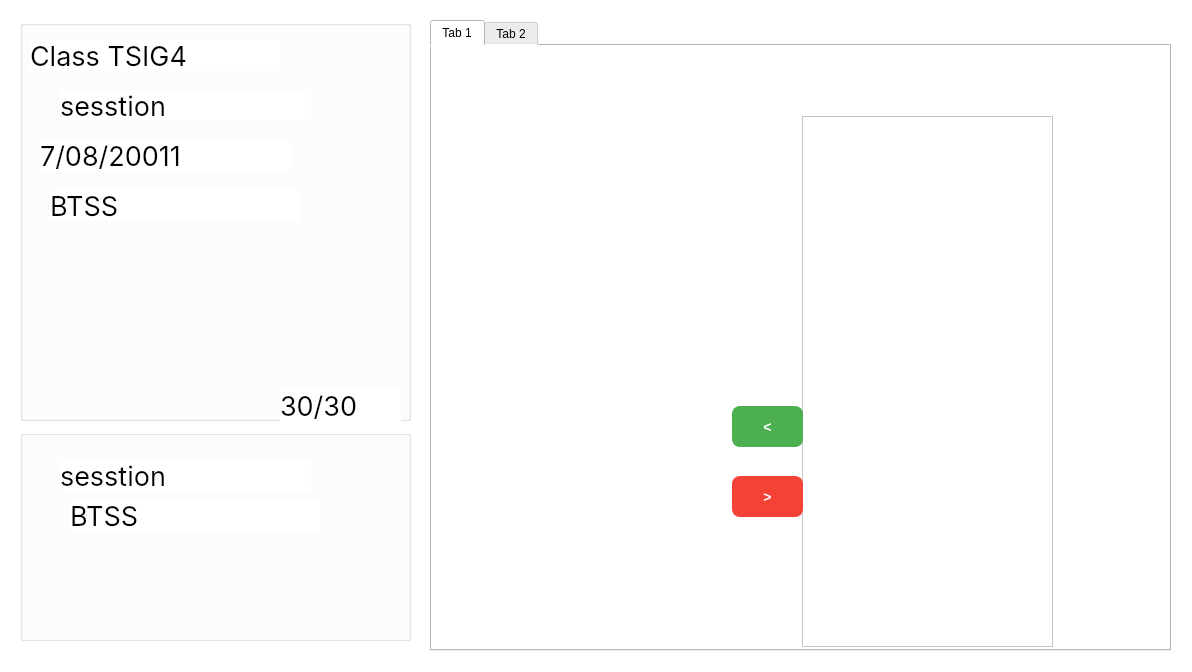
This is School_System/ui/EditClassDialog.ui in KasperJack/School-Management-System as Qt 5 draws it before an edit. The edited form follows.
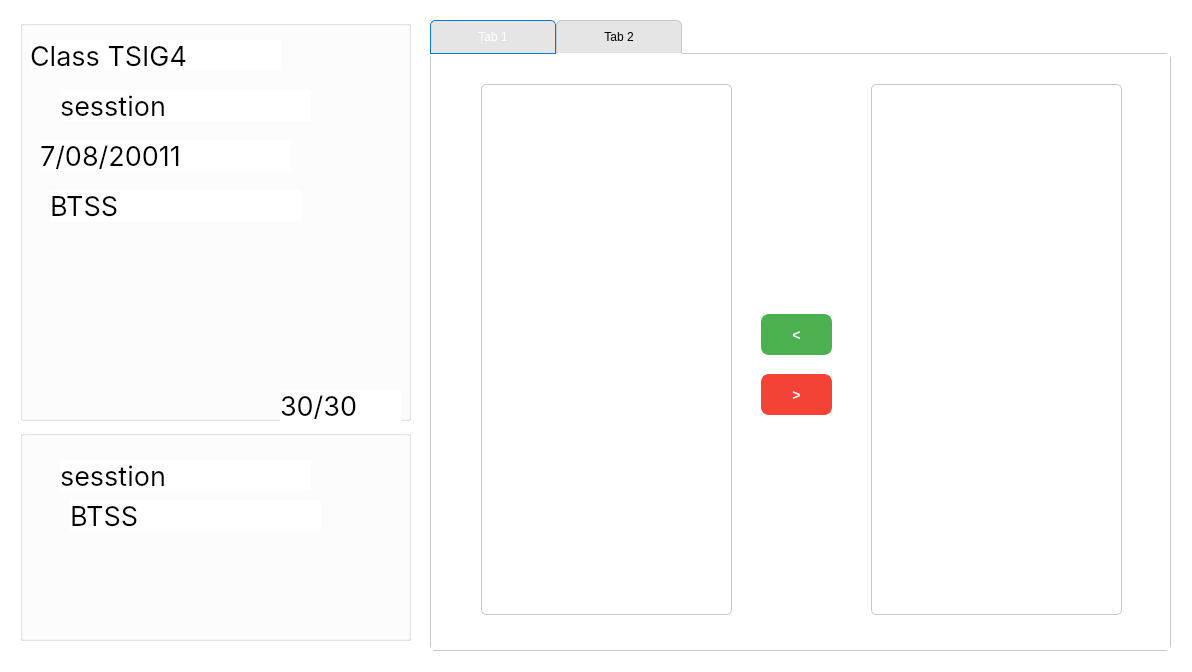
This is the edited form. The open tabs and pages were chosen to show the change.

```diff
--- a/School_System/ui/EditClassDialog.ui
+++ b/School_System/ui/EditClassDialog.ui
@@ -134,6 +134,64 @@
      <height>631</height>
     </rect>
    </property>
+   <property name="styleSheet">
+    <string notr="true">
+QTabBar::tab {
+    background: #E5E5E5; /* Light gray background for unselected tabs */
+    color: #000000; /* Black text color */
+    border: 1px solid #C8C8C8; /* Light border around tabs */
+    border-bottom: none; /* Remove bottom border for seamless alignment with content */
+    padding: 4px 12px; /* Padding for consistent size */
+    min-width: 100px; /* Minimum tab width */
+    border-top-left-radius: 5px; /* Rounded top-left corner */
+    border-top-right-radius: 5px; /* Rounded top-right corner */
+    margin-left: 0px; /* Adjust spacing between tabs */
+}
+
+/* Selected Tab */
+QTabBar::tab:selected {
+    background: qlineargradient(
+        spread:pad, x1:0, y1:0, x2:1, y2:1,
+        stop:0 #0078D4, stop:1 #005A9E
+    ); /* Gradient for selected tab */
+    border: 1px solid #0078D4; /* Blue border for selected tab */
+    color: white; /* White text for contrast */
+    border-top-left-radius: 5px; /* Match rounded corners */
+    border-top-right-radius: 5px;
+    padding: 4px 12px; /* Match padding to ensure consistent size */
+}
+
+/* Hover Effect */
+QTabBar::tab:hover {
+    background: #F0F0F0; /* Light gray hover effect */
+    color: #000000; /* Ensure text stays visible */
+}
+
+/* Tab Bar Scroll Buttons (if tabs don't fit) */
+QTabBar::scroller {
+    border: none;
+}
+
+/* Tab Widget Panel */
+QTabWidget::pane {
+    border: 1px solid #C8C8C8; /* Light border for the content area */
+    background: #FFFFFF; /* White content area background */
+    border-radius: 5px; /* Rounded corners */
+    margin-top: -1px; /* Align pane with tabs */
+}
+
+/* Tab Bar Alignment */
+QTabWidget::tab-bar {
+    alignment: left; /* Align tabs to the left */
+}
+
+/* Optional: Reduce Tab Height (Override default height) */
+QTabBar::tab {
+    height: 24px; /* Reduce the height of tabs */
+}
+
+</string>
+   </property>
    <property name="currentIndex">
     <number>1</number>
    </property>
@@ -144,53 +202,243 @@
     <widget class="QTableWidget" name="this_class_table">
      <property name="geometry">
       <rect>
-       <x>30</x>
-       <y>50</y>
+       <x>50</x>
+       <y>30</y>
        <width>251</width>
        <height>531</height>
       </rect>
      </property>
      <property name="styleSheet">
-      <string notr="true">            QTableWidget {
-                background-color: white;
-                gridline-color: #E5E7EB;
-                border: none;
-       		alternate-background-color: #F9FAFB;
-            }
+      <string notr="true">
+QTableWidget, QTableView {
+    background-color: #FFFFFF; /* White background */
+    border: 1px solid #C8C8C8; /* Light border around the table */
+    font-family: 'Segoe UI'; /* Windows-supported font */
+    font-size: 10pt; /* Readable font size */
+    color: #000000; /* Black text color */
+    selection-background-color: #0078D4; /* Windows accent color for selection */
+    selection-color: #FFFFFF; /* Ensure text is visible when selected */
+    border-radius: 5px; /* Rounded corners for the table */
+}
 
-            QHeaderView::section {
-                background-color: #F3F4F6;
-                padding: 10px;
-					padding-left: 5px;
-                border: none;
-                font-weight: bold;
-                color: #374151;
-            }
+/* Header Styles */
+QHeaderView::section {
+    background-color: #F3F3F3; /* Light gray background for headers */
+    color: #000000; /* Black text for headers */
+    padding: 8px; /* Padding inside header cells */
+    font-family: 'Segoe UI'; /* Match table font */
+    font-size: 10pt; /* Match table font size */
+    font-weight: bold; /* Bold header text */
+    border: 1px solid #E0E0E0; /* Light border for headers */
 
+}
 
-    QTableView::item {
-        border-bottom: 1px solid #E5E7EB;
-        border-right: none;
+/* Alternating Row Colors */
+QTableWidget::item, QTableView::item {
+    background-color: #FFFFFF; /* Default row background */
+    border: none; /* Remove cell borders */
+}
+QTableWidget::item:alternate, QTableView::item:alternate {
+    background-color: #F9F9F9; /* Slightly darker alternate row background */
+}
+
+/* Selection */
+QTableWidget::item:selected, QTableView::item:selected {
+    background-color: #0078D4; /* Windows accent color */
+    color: #FFFFFF; /* White text when selected */
+    border: none; /* Clean look for selected cells */
+}
+
+/* Focus (Active cell, even when not selected) */
+QTableWidget::item:focus, QTableView::item:focus {
+    border: 1px solid #0078D4; /* Accent color for focus */
+}
+
+/* Horizontal Lines Only */
+QHeaderView {
+    border: none;
+    border-bottom: 1px solid #E0E0E0; /* Horizontal lines */
+}
+
+    /* Scroll Bar */
+    QScrollBar:vertical {
+        border: none;
+        background: #e6e6e6;
+        width: 12px;
+        margin: 2px;
+        border-radius: 6px;
     }
+    QScrollBar::handle:vertical {
+        background: #aaaaaa;
+        min-height: 20px;
+        border-radius: 6px;
+    }
+    QScrollBar::handle:vertical:hover {
+        background: #888888;
+    }
+    QScrollBar::sub-line:vertical,
+    QScrollBar::add-line:vertical {
+        background: none;
+        height: 0;
+    }
 
-/*
-        QTableWidget::item {
-            selection-background-color: transparent;
-            selection-color: black;  */
+
+
+
+
+
+
+
+
+
+
+
+
+
+
+
+
+
+
+
+
+
+
+
+
+
+
+
+
+
+
+
+
+
+
+
+
+
+
+
+
+
+
+
+
+
+
+
+
+
+
+
+
+
+
+
+
+
+
+
+
+
+
+
+
 </string>
      </property>
+     <property name="alternatingRowColors">
+      <bool>true</bool>
+     </property>
     </widget>
     <widget class="QTableWidget" name="no_class_table">
      <property name="geometry">
       <rect>
-       <x>370</x>
-       <y>70</y>
+       <x>440</x>
+       <y>30</y>
        <width>251</width>
        <height>531</height>
       </rect>
      </property>
      <property name="styleSheet">
-      <string notr="true"/>
+      <string notr="true">
+QTableWidget, QTableView {
+    background-color: #FFFFFF; /* White background */
+    border: 1px solid #C8C8C8; /* Light border around the table */
+    font-family: 'Segoe UI'; /* Windows-supported font */
+    font-size: 10pt; /* Readable font size */
+    color: #000000; /* Black text color */
+    selection-background-color: #0078D4; /* Windows accent color for selection */
+    selection-color: #FFFFFF; /* Ensure text is visible when selected */
+    border-radius: 5px; /* Rounded corners for the table */
+}
+
+/* Header Styles */
+QHeaderView::section {
+    background-color: #F3F3F3; /* Light gray background for headers */
+    color: #000000; /* Black text for headers */
+    padding: 8px; /* Padding inside header cells */
+    font-family: 'Segoe UI'; /* Match table font */
+    font-size: 10pt; /* Match table font size */
+    font-weight: bold; /* Bold header text */
+    border: 1px solid #E0E0E0; /* Light border for headers */
+
+}
+
+/* Alternating Row Colors */
+QTableWidget::item, QTableView::item {
+    background-color: #FFFFFF; /* Default row background */
+    border: none; /* Remove cell borders */
+}
+QTableWidget::item:alternate, QTableView::item:alternate {
+    background-color: #F9F9F9; /* Slightly darker alternate row background */
+}
+
+/* Selection */
+QTableWidget::item:selected, QTableView::item:selected {
+    background-color: #0078D4; /* Windows accent color */
+    color: #FFFFFF; /* White text when selected */
+    border: none; /* Clean look for selected cells */
+}
+
+/* Focus (Active cell, even when not selected) */
+QTableWidget::item:focus, QTableView::item:focus {
+    border: 1px solid #0078D4; /* Accent color for focus */
+}
+
+/* Horizontal Lines Only */
+QHeaderView {
+    border: none;
+    border-bottom: 1px solid #E0E0E0; /* Horizontal lines */
+}
+
+    /* Scroll Bar */
+    QScrollBar:vertical {
+        border: none;
+        background: #e6e6e6;
+        width: 12px;
+        margin: 2px;
+        border-radius: 6px;
+    }
+    QScrollBar::handle:vertical {
+        background: #aaaaaa;
+        min-height: 20px;
+        border-radius: 6px;
+    }
+    QScrollBar::handle:vertical:hover {
+        background: #888888;
+    }
+    QScrollBar::sub-line:vertical,
+    QScrollBar::add-line:vertical {
+        background: none;
+        height: 0;
+    }
+
+</string>
+     </property>
+     <property name="alternatingRowColors">
+      <bool>true</bool>
      </property>
     </widget>
     <widget class="QPushButton" name="add_std_button">
@@ -199,8 +447,8 @@
      </property>
      <property name="geometry">
       <rect>
-       <x>300</x>
-       <y>360</y>
+       <x>330</x>
+       <y>260</y>
        <width>71</width>
        <height>41</height>
       </rect>
@@ -242,8 +490,8 @@
      </property>
      <property name="geometry">
       <rect>
-       <x>300</x>
-       <y>430</y>
+       <x>330</x>
+       <y>320</y>
        <width>71</width>
        <height>41</height>
       </rect>
```
Left out of the diff: 2 changed lines with no effect on the pictures.
